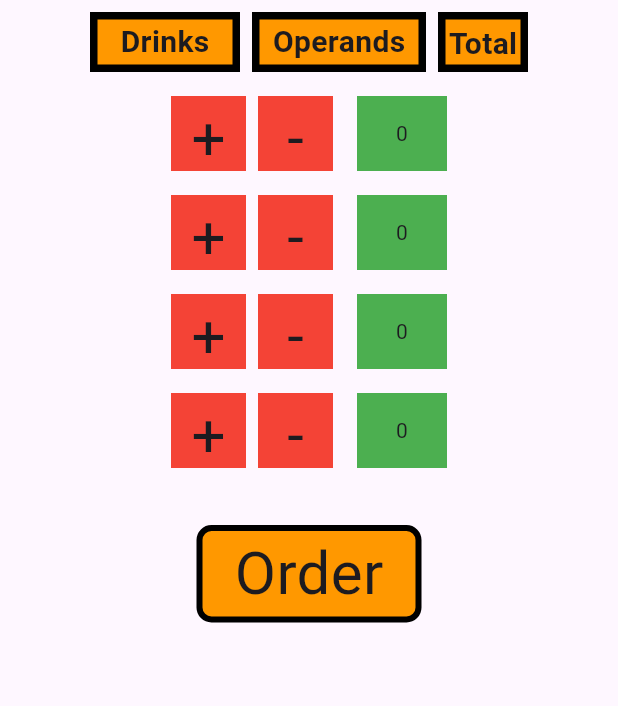
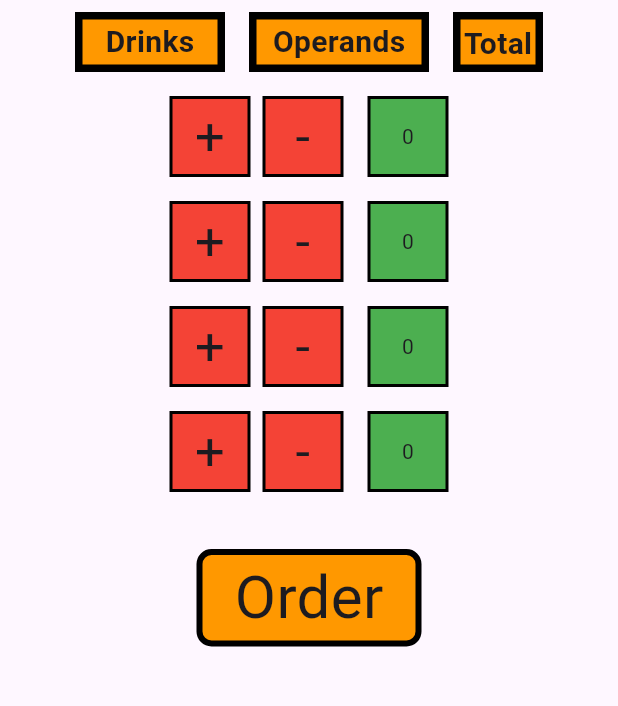
Before and after one commit to bogbrz/restaurantapp, a Flutter app: the TableScreenPage screen opened directly with empty values, on a phone screen of 412 x 824 dp, the part 84-790 px from its top. Run offline on Flutter 3.47's test engine with Material 2 defaults, Android fonts, the phone set to English and light mode, and no system bars; our stand-ins replace bloc, cloud_firestore, firebase_auth, firebase_core, flutter_bloc; accounts and stored records are empty.

Commit message:
Improve buttons design and add condition for reciptpage

```diff
--- a/lib/app/features/tables_page_content/pages/reciptpage/cubit/recipt_page_cubit.dart
+++ b/lib/app/features/tables_page_content/pages/reciptpage/cubit/recipt_page_cubit.dart
@@ -1,7 +1,6 @@
 import 'dart:async';
 
 import 'package:bloc/bloc.dart';
-import 'package:meta/meta.dart';
 import 'package:restaurantapp/models/reciptmodel.dart';
 import 'package:restaurantapp/repositories/table_repository.dart';
 
--- a/lib/app/features/tables_page_content/pages/reciptpage/cubit/recipt_page_state.dart
+++ b/lib/app/features/tables_page_content/pages/reciptpage/cubit/recipt_page_state.dart
@@ -1,6 +1,5 @@
 part of 'recipt_page_cubit.dart';
 
-@immutable
 class ReciptPageState {
   final bool isLoading;
   final String errorMessage;
--- a/lib/app/features/tables_page_content/pages/reciptpage/recipt_tablepage.dart
+++ b/lib/app/features/tables_page_content/pages/reciptpage/recipt_tablepage.dart
@@ -1,6 +1,5 @@
 import 'package:flutter/material.dart';
 import 'package:flutter_bloc/flutter_bloc.dart';
-
 import 'package:restaurantapp/app/features/tables_page_content/pages/reciptpage/cubit/recipt_page_cubit.dart';
 import 'package:restaurantapp/repositories/table_repository.dart';
 
@@ -25,6 +24,7 @@ class ReciptTablePage extends StatelessWidget {
               final recipts = state.recipts;
               return ListView(children: [
                 for (final recipt in recipts) ...[
+                  if (recipt.number == tableModel)
                     Column(
                       children: [
                         Container(
@@ -43,6 +43,10 @@ class ReciptTablePage extends StatelessWidget {
                           color: Colors.orange,
                           child: Text(recipt.v4.toString()),
                         ),
+                        Container(
+                          color: Colors.orange,
+                          child: Text(recipt.number.toString()),
+                        ),
                       ],
                     ),
                 ]
--- a/lib/app/features/tables_page_content/pages/tablecontentpage/tables_screenpage.dart
+++ b/lib/app/features/tables_page_content/pages/tablecontentpage/tables_screenpage.dart
@@ -68,14 +68,14 @@ class _TableScreenPageState extends State<TableScreenPage> {
                         ),
                       ),
                       const SizedBox(
-                        width: 8,
+                        width: 16,
                       ),
                       Container(
                         decoration: BoxDecoration(
                             color: Colors.orange,
                             border: Border.all(color: Colors.black, width: 5)),
                         height: 40,
-                        width: 116,
+                        width: 120,
                         alignment: Alignment.center,
                         child: const Text(
                           "Operands",
@@ -84,7 +84,7 @@ class _TableScreenPageState extends State<TableScreenPage> {
                         ),
                       ),
                       const SizedBox(
-                        width: 8,
+                        width: 16,
                       ),
                       Container(
                         decoration: BoxDecoration(
@@ -115,8 +115,11 @@ class _TableScreenPageState extends State<TableScreenPage> {
                             padding: const EdgeInsets.all(8.0),
                             child: Column(children: [
                               Container(
-                                decoration:
-                                    const BoxDecoration(color: Colors.orange),
+                                decoration: BoxDecoration(
+                                  border:
+                                      Border.all(color: Colors.black, width: 2),
+                                  color: Colors.orange,
+                                ),
                                 child: Column(
                                   children: [
                                     Container(
@@ -148,16 +151,7 @@ class _TableScreenPageState extends State<TableScreenPage> {
                                         v1++;
                                       });
                                     },
-                                    child: Container(
-                                      height: 50,
-                                      width: 50,
-                                      color: Colors.red,
-                                      alignment: Alignment.center,
-                                      child: const Text(
-                                        '+',
-                                        style: TextStyle(fontSize: 40),
-                                      ),
-                                    ),
+                                    child: const OperandAddButton(),
                                   ),
                                   const SizedBox(
                                     height: 16,
@@ -168,16 +162,7 @@ class _TableScreenPageState extends State<TableScreenPage> {
                                         v2++;
                                       });
                                     },
-                                    child: Container(
-                                      height: 50,
-                                      width: 50,
-                                      color: Colors.red,
-                                      alignment: Alignment.center,
-                                      child: const Text(
-                                        '+',
-                                        style: TextStyle(fontSize: 40),
-                                      ),
-                                    ),
+                                    child: const OperandAddButton(),
                                   ),
                                   const SizedBox(
                                     height: 16,
@@ -188,16 +173,7 @@ class _TableScreenPageState extends State<TableScreenPage> {
                                         v3++;
                                       });
                                     },
-                                    child: Container(
-                                      height: 50,
-                                      width: 50,
-                                      color: Colors.red,
-                                      alignment: Alignment.center,
-                                      child: const Text(
-                                        '+',
-                                        style: TextStyle(fontSize: 40),
-                                      ),
-                                    ),
+                                    child: const OperandAddButton(),
                                   ),
                                   const SizedBox(
                                     height: 16,
@@ -208,16 +184,7 @@ class _TableScreenPageState extends State<TableScreenPage> {
                                         v4++;
                                       });
                                     },
-                                    child: Container(
-                                      height: 50,
-                                      width: 50,
-                                      color: Colors.red,
-                                      alignment: Alignment.center,
-                                      child: const Text(
-                                        '+',
-                                        style: TextStyle(fontSize: 40),
-                                      ),
-                                    ),
+                                    child: const OperandAddButton(),
                                   ),
                                 ],
                               ),
@@ -232,16 +199,7 @@ class _TableScreenPageState extends State<TableScreenPage> {
                                         v1 == 0 ? v1 = 0 : v1 = v1 - 1;
                                       });
                                     },
-                                    child: Container(
-                                      height: 50,
-                                      width: 50,
-                                      color: Colors.red,
-                                      alignment: Alignment.center,
-                                      child: const Text(
-                                        '-',
-                                        style: TextStyle(fontSize: 40),
-                                      ),
-                                    ),
+                                    child: const OperandMinusButton(),
                                   ),
                                   const SizedBox(
                                     height: 16,
@@ -252,16 +210,7 @@ class _TableScreenPageState extends State<TableScreenPage> {
                                         v2 == 0 ? v2 = 0 : v2 = v2 - 1;
                                       });
                                     },
-                                    child: Container(
-                                      height: 50,
-                                      width: 50,
-                                      color: Colors.red,
-                                      alignment: Alignment.center,
-                                      child: const Text(
-                                        '-',
-                                        style: TextStyle(fontSize: 40),
-                                      ),
-                                    ),
+                                    child: const OperandMinusButton(),
                                   ),
                                   const SizedBox(
                                     height: 16,
@@ -272,16 +221,7 @@ class _TableScreenPageState extends State<TableScreenPage> {
                                         v3 == 0 ? v3 = 0 : v3 = v3 - 1;
                                       });
                                     },
-                                    child: Container(
-                                      height: 50,
-                                      width: 50,
-                                      color: Colors.red,
-                                      alignment: Alignment.center,
-                                      child: const Text(
-                                        '-',
-                                        style: TextStyle(fontSize: 40),
-                                      ),
-                                    ),
+                                    child: const OperandMinusButton(),
                                   ),
                                   const SizedBox(
                                     height: 16,
@@ -292,16 +232,7 @@ class _TableScreenPageState extends State<TableScreenPage> {
                                         v4 == 0 ? v4 = 0 : v4 = v4 - 1;
                                       });
                                     },
-                                    child: Container(
-                                      height: 50,
-                                      width: 50,
-                                      color: Colors.red,
-                                      alignment: Alignment.center,
-                                      child: const Text(
-                                        '-',
-                                        style: TextStyle(fontSize: 40),
-                                      ),
-                                    ),
+                                    child: const OperandMinusButton(),
                                   ),
                                 ],
                               ),
@@ -311,36 +242,48 @@ class _TableScreenPageState extends State<TableScreenPage> {
                               Column(
                                 children: [
                                   Container(
-                                      height: 50,
-                                      width: 60,
-                                      color: Colors.green,
+                                      decoration: BoxDecoration(
+                                          color: Colors.green,
+                                          border: Border.all(
+                                              color: Colors.black, width: 2)),
+                                      height: 54,
+                                      width: 54,
                                       alignment: Alignment.center,
                                       child: Text(v1.toString())),
                                   const SizedBox(
                                     height: 16,
                                   ),
                                   Container(
-                                      height: 50,
-                                      width: 60,
-                                      color: Colors.green,
+                                      decoration: BoxDecoration(
+                                          color: Colors.green,
+                                          border: Border.all(
+                                              color: Colors.black, width: 2)),
+                                      height: 54,
+                                      width: 54,
                                       alignment: Alignment.center,
                                       child: Text(v2.toString())),
                                   const SizedBox(
                                     height: 16,
                                   ),
                                   Container(
-                                      height: 50,
-                                      width: 60,
-                                      color: Colors.green,
+                                      decoration: BoxDecoration(
+                                          color: Colors.green,
+                                          border: Border.all(
+                                              color: Colors.black, width: 2)),
+                                      height: 54,
+                                      width: 54,
                                       alignment: Alignment.center,
                                       child: Text(v3.toString())),
                                   const SizedBox(
                                     height: 16,
                                   ),
                                   Container(
-                                      height: 50,
-                                      width: 60,
-                                      color: Colors.green,
+                                      decoration: BoxDecoration(
+                                          color: Colors.green,
+                                          border: Border.all(
+                                              color: Colors.black, width: 2)),
+                                      height: 54,
+                                      width: 54,
                                       alignment: Alignment.center,
                                       child: Text(v4.toString())),
                                 ],
@@ -391,3 +334,51 @@ class _TableScreenPageState extends State<TableScreenPage> {
     );
   }
 }
+
+class OperandMinusButton extends StatelessWidget {
+  const OperandMinusButton({
+    super.key,
+  });
+
+  @override
+  Widget build(BuildContext context) {
+    return Container(
+      decoration: BoxDecoration(
+        color: Colors.red,
+        border: Border.all(color: Colors.black, width: 2),
+      ),
+      height: 54,
+      width: 54,
+      alignment: Alignment.center,
+      child: const Text(
+        '-',
+        textAlign: TextAlign.center,
+        style: TextStyle(fontSize: 35),
+      ),
+    );
+  }
+}
+
+class OperandAddButton extends StatelessWidget {
+  const OperandAddButton({
+    super.key,
+  });
+
+  @override
+  Widget build(BuildContext context) {
+    return Container(
+      decoration: BoxDecoration(
+        color: Colors.red,
+        border: Border.all(color: Colors.black, width: 2),
+      ),
+      height: 54,
+      width: 54,
+      alignment: Alignment.center,
+      child: const Text(
+        '+',
+        textAlign: TextAlign.center,
+        style: TextStyle(fontSize: 35),
+      ),
+    );
+  }
+}
--- a/lib/app/features/tables_page_content/pages/tablepage/tablespage.dart
+++ b/lib/app/features/tables_page_content/pages/tablepage/tablespage.dart
@@ -74,6 +74,8 @@ class _TablesPageState extends State<TablesPage> {
                           child: Container(
                             alignment: Alignment.center,
                             decoration: BoxDecoration(
+                                border:
+                                    Border.all(color: Colors.black, width: 4),
                                 color: Colors.lightGreen,
                                 borderRadius: BorderRadius.circular(10)),
                             height: 60,
@@ -120,9 +122,13 @@ class _TablesPageState extends State<TablesPage> {
                               Center(
                                 child: InkWell(
                                   child: Container(
+                                    decoration: BoxDecoration(
+                                        color: Colors.orange,
+                                        borderRadius: BorderRadius.circular(10),
+                                        border: Border.all(
+                                            color: Colors.black, width: 4)),
                                     height: 100,
                                     width: 100,
-                                    color: Colors.orange,
                                     child: Center(
                                       child: Text(
                                         tableModel.number,
```
Lines whose indentation alone changed are shown as unchanged.
